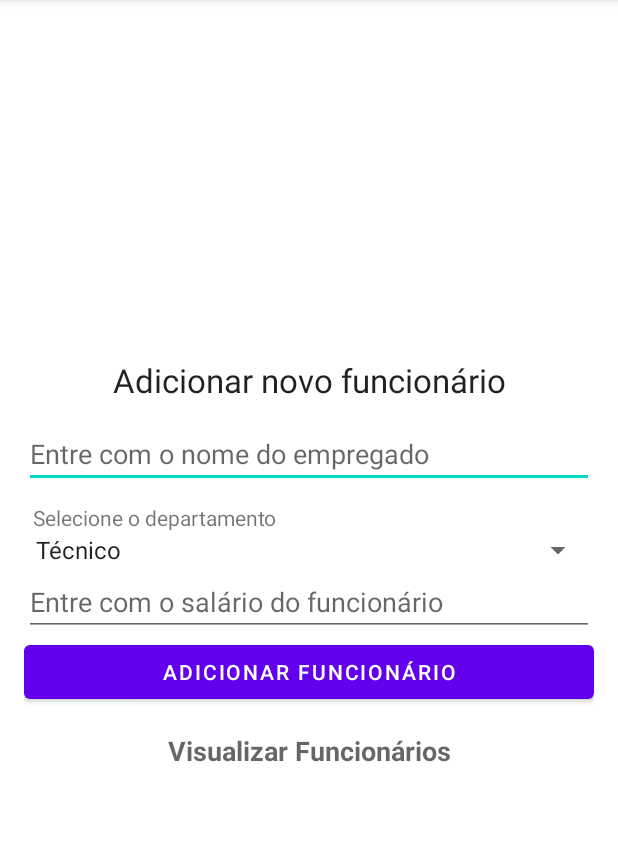
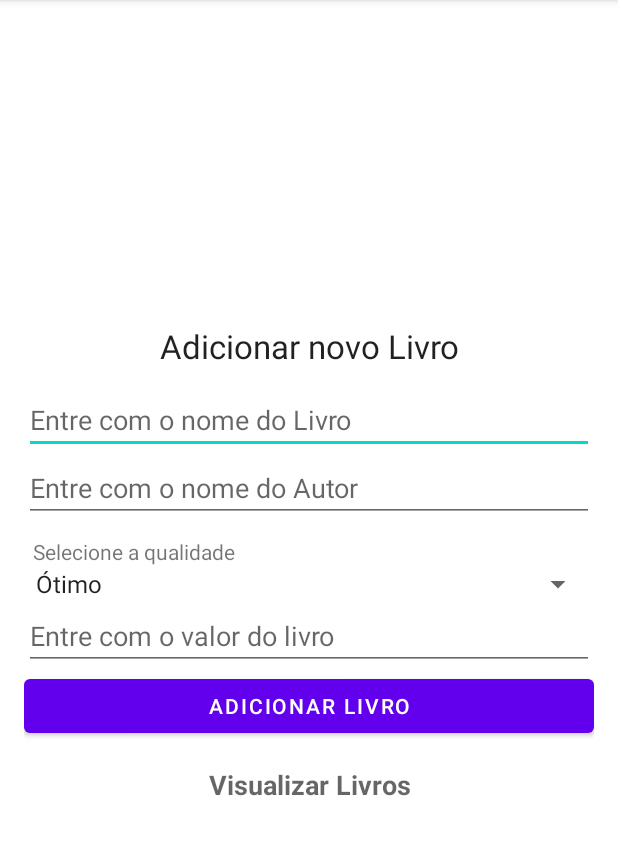
Before and after one commit to RafaelEtec/SQLiteAppEmpregadosAtividade, an Android app: the screen it shows after launch (MainActivity), on a phone screen of 412 x 824 dp, the part 84-939 px from its top. Run offline under Robolectric (Android 15) with nearby library versions, the phone set to English and light mode, and no system bars.

Commit message:
2nd Commit  - Criado classes para o projeto  - Criado layouts para o projeto  - activity_main.xml finalizado  - MainActivity finalizado

```diff
--- a/app/src/main/AndroidManifest.xml
+++ b/app/src/main/AndroidManifest.xml
@@ -9,7 +9,8 @@
         android:roundIcon="@mipmap/ic_launcher_round"
         android:supportsRtl="true"
         android:theme="@style/Theme.SQLiteAppEmpregados">
-        <activity android:name=".Funcionarios_Activity"></activity>
+        <activity android:name=".Prateleira_Activity"></activity>
+        <activity android:name=".Funcionarios_Activity" />
         <activity android:name=".MainActivity">
             <intent-filter>
                 <action android:name="android.intent.action.MAIN" />
--- a/app/src/main/java/br/com/local/sqliteappempregados/MainActivity.java
+++ b/app/src/main/java/br/com/local/sqliteappempregados/MainActivity.java
@@ -19,13 +19,13 @@ import java.util.Locale;
 
 public class MainActivity extends AppCompatActivity implements View.OnClickListener {
 
-    public static final String NOME_BANCO_DE_DADOS = "bdEmpregados.db";
+    public static final String NOME_BANCO_DE_DADOS = "bdPrateleira.db";
 
-    TextView lblEmpregados;
-    EditText txtNomeEmpregado, txtSalarioEmpregado;
-    Spinner spnDepartamentos;
+    TextView lblLivros;
+    EditText txtNomeLivro, txtAutorLivro, txtValorLivro;
+    Spinner spnQualidades;
 
-    Button btnAdcionaFuncionario;
+    Button btnAdcionaLivro;
 
     SQLiteDatabase meuBancoDeDados;
 
@@ -34,77 +34,86 @@ public class MainActivity extends AppCompatActivity implements View.OnClickListe
         super.onCreate(savedInstanceState);
         setContentView(R.layout.activity_main);
 
-        lblEmpregados = findViewById(R.id.lblVisualizaFuncionario);
-        txtNomeEmpregado = findViewById(R.id.txtNomeNovoFuncionario);
-        txtSalarioEmpregado = findViewById(R.id.txtNovoSalarioFuncionario);
-        spnDepartamentos = findViewById(R.id.spnDepartamentos);
+        lblLivros = findViewById(R.id.lblVisualizaPrateleira);
+        txtNomeLivro = findViewById(R.id.txtNomeNovoLivro);
+        txtAutorLivro = findViewById(R.id.txtAutorNovoLivro);
+        txtValorLivro = findViewById(R.id.txtValorNovoLivro);
+        spnQualidades = findViewById(R.id.spnQualidades);
 
-        btnAdcionaFuncionario = findViewById(R.id.btnAdicionarfuncionario);
+        btnAdcionaLivro = findViewById(R.id.btnAdicionarLivro);
 
-        btnAdcionaFuncionario.setOnClickListener(this);
+        btnAdcionaLivro.setOnClickListener(this);
 
-        lblEmpregados.setOnClickListener(this);
+        lblLivros.setOnClickListener(this);
 
         //Criando banco de dados
 
         meuBancoDeDados = openOrCreateDatabase(NOME_BANCO_DE_DADOS, MODE_PRIVATE, null);
 
-        criarTabelaEmpregado();
+        criarPrateleiraLivros();
     }
 
 //Este método irá validar o nome e o salário
     //departamento não precisa de validação, pois é um spinner e não pode estar vazio
 
-    private boolean verificarEntrada(String nome, String salario) {
+    private boolean verificarEntrada(String nome, String autor, String salario) {
         if (nome.isEmpty()) {
-            txtNomeEmpregado.setError("Por favor entre com o nome");
-            txtNomeEmpregado.requestFocus();
+            txtNomeLivro.setError("Por favor entre com o nome");
+            txtNomeLivro.requestFocus();
+            return false;
+        }
+
+        if (autor.isEmpty()) {
+            txtAutorLivro.setError("Por favor entre com o autor");
+            txtAutorLivro.requestFocus();
             return false;
         }
 
         if (salario.isEmpty() || Integer.parseInt(salario) <= 0) {
-            txtSalarioEmpregado.setError("Por favor entre com o salário");
-            txtSalarioEmpregado.requestFocus();
+            txtValorLivro.setError("Por favor entre com o valor");
+            txtValorLivro.requestFocus();
             return false;
         }
         return true;
     }
 
     //Neste método vamos fazer a operação para adicionar os funcionario
-    private void adicionarEmpregado() {
+    private void adicionarLivro() {
 
         Locale meuLocal = new Locale("pt", "BR");
         NumberFormat nf = NumberFormat.getCurrencyInstance(meuLocal);
 
 
-        String nomeEmpr = txtNomeEmpregado.getText().toString().trim();
-        String salarioEmpr = txtSalarioEmpregado.getText().toString().trim();
-        String deptoEmpr = spnDepartamentos.getSelectedItem().toString();
+        String nomeLivro = txtNomeLivro.getText().toString().trim();
+        String autorLivro = txtAutorLivro.getText().toString().trim();
+        String valorLivro = txtValorLivro.getText().toString().trim();
+        String qualLivro = spnQualidades.getSelectedItem().toString();
 
         // obtendo o horário atual para data de inclusão
 
         Calendar calendar = Calendar.getInstance();
         SimpleDateFormat simpleDateFormat = new SimpleDateFormat("dd-MM-yyyy HH:mm:ss");
-        String dataEntrada = simpleDateFormat.format(calendar.getTime());
+        String dataInclusao = simpleDateFormat.format(calendar.getTime());
 
 
         //validando entrada
-        if (verificarEntrada(nomeEmpr, salarioEmpr)) {
+        if (verificarEntrada(nomeLivro, autorLivro, valorLivro)) {
 
-            String insertSQL = "INSERT INTO funcionarios (" +
+            String insertSQL = "INSERT INTO prateleira (" +
                     "nome, " +
-                    "departamento, " +
-                    "dataEntrada," +
-                    "salario)" +
-                    "VALUES(?, ?, ?, ?);";
+                    "autor, " +
+                    "qualidade, " +
+                    "dataInclusao," +
+                    "valor)" +
+                    "VALUES(?, ?, ?, ?, ?);";
 
             // usando o mesmo método execsql para inserir valores
             // desta vez tem dois parâmetros
             // primeiro é a string sql e segundo são os parâmetros que devem ser vinculados à consulta
 
-            meuBancoDeDados.execSQL(insertSQL, new String[]{nomeEmpr, deptoEmpr, dataEntrada, salarioEmpr});
+            meuBancoDeDados.execSQL(insertSQL, new String[]{nomeLivro, autorLivro, qualLivro, dataInclusao, valorLivro});
 
-            Toast.makeText(getApplicationContext(), "Funcionário adicionado com sucesso!!!", Toast.LENGTH_SHORT).show();
+            Toast.makeText(getApplicationContext(), "Livro adicionado com sucesso!!!", Toast.LENGTH_SHORT).show();
             limparCadastro();
         }
 
@@ -112,20 +121,21 @@ public class MainActivity extends AppCompatActivity implements View.OnClickListe
 
     public void limparCadastro() {
 
-        txtNomeEmpregado.setText("");
-        txtSalarioEmpregado.setText("");
-        txtNomeEmpregado.requestFocus();
+        txtNomeLivro.setText("");
+        txtValorLivro.setText("");
+        txtAutorLivro.setText("");
+        txtNomeLivro.requestFocus();
     }
 
     @Override
     public void onClick(View view) {
         switch (view.getId()) {
-            case R.id.btnAdicionarfuncionario:
+            case R.id.btnAdicionarLivro:
 
-                adicionarEmpregado();
+                adicionarLivro();
                 break;
-            case R.id.lblVisualizaFuncionario:
-                startActivity(new Intent(getApplicationContext(), Funcionarios_Activity.class));
+            case R.id.lblVisualizaPrateleira:
+                startActivity(new Intent(getApplicationContext(), Prateleira_Activity.class));
                 break;
         }
 
@@ -135,16 +145,15 @@ public class MainActivity extends AppCompatActivity implements View.OnClickListe
     // Eu adicionei IF NOT EXISTS ao SQL
     // então, só criará a tabela quando a tabela ainda não estiver criada
 
-    private void criarTabelaEmpregado() {
+    private void criarPrateleiraLivros() {
         meuBancoDeDados.execSQL(
-                "CREATE TABLE IF NOT EXISTS funcionarios (" +
+                "CREATE TABLE IF NOT EXISTS prateleira (" +
                         "id integer PRIMARY KEY AUTOINCREMENT," +
                         "nome varchar(200) NOT NULL," +
-                        "departamento varchar(200) NOT NULL," +
-                        "dataEntrada datetime NOT NULL," +
-                        "salario double NOT NULL );"
+                        "autor varchar(200) NOT NULL," +
+                        "qualidade varchar(200) NOT NULL," +
+                        "dataInclusao datetime NOT NULL," +
+                        "valor double NOT NULL );"
         );
     }
-
-
 }
--- a/app/src/main/res/layout/activity_main.xml
+++ b/app/src/main/res/layout/activity_main.xml
@@ -18,49 +18,54 @@
             android:layout_height="wrap_content"
             android:layout_marginBottom="12dp"
             android:gravity="center"
-            android:text="Adicionar novo funcionário"
+            android:text="Adicionar novo Livro"
             android:textAppearance="@style/Base.TextAppearance.AppCompat.Large" />
 
         <EditText
-            android:id="@+id/txtNomeNovoFuncionario"
+            android:id="@+id/txtNomeNovoLivro"
             android:layout_width="match_parent"
             android:layout_height="wrap_content"
-            android:hint="Entre com o nome do empregado" />
+            android:hint="Entre com o nome do Livro" />
 
+        <EditText
+            android:id="@+id/txtAutorNovoLivro"
+            android:layout_width="match_parent"
+            android:layout_height="wrap_content"
+            android:hint="Entre com o nome do Autor" />
         <TextView
             android:layout_width="match_parent"
             android:layout_height="wrap_content"
             android:layout_marginTop="10dp"
             android:paddingLeft="6dp"
-            android:text="Selecione o departamento" />
+            android:text="Selecione a qualidade" />
 
         <Spinner
-            android:id="@+id/spnDepartamentos"
+            android:id="@+id/spnQualidades"
             android:layout_width="match_parent"
             android:layout_height="wrap_content"
-            android:entries="@array/departamentos" />
+            android:entries="@array/qualidades" />
 
         <EditText
-            android:id="@+id/txtNovoSalarioFuncionario"
+            android:id="@+id/txtValorNovoLivro"
             android:layout_width="match_parent"
             android:layout_height="wrap_content"
             android:digits="0123456789"
-            android:hint="Entre com o salário do funcionário"
+            android:hint="Entre com o valor do livro"
             android:inputType="number" />
 
         <Button
-            android:id="@+id/btnAdicionarfuncionario"
+            android:id="@+id/btnAdicionarLivro"
             android:layout_width="match_parent"
             android:layout_height="wrap_content"
-            android:text="Adicionar funcionário" />
+            android:text="Adicionar Livro" />
 
         <TextView
-            android:id="@+id/lblVisualizaFuncionario"
+            android:id="@+id/lblVisualizaPrateleira"
             android:layout_width="match_parent"
             android:layout_height="wrap_content"
             android:gravity="center"
             android:padding="16dp"
-            android:text="Visualizar Funcionários"
+            android:text="Visualizar Livros"
             android:textAppearance="@style/Base.TextAppearance.AppCompat.Medium"
             android:textStyle="bold" />
 
--- /dev/null
+++ b/app/src/main/res/layout/caixa_alterar_livro.xml
@@ -0,0 +1,6 @@
+<?xml version="1.0" encoding="utf-8"?>
+<androidx.constraintlayout.widget.ConstraintLayout
+    xmlns:android="http://schemas.android.com/apk/res/android" android:layout_width="match_parent"
+    android:layout_height="match_parent">
+
+</androidx.constraintlayout.widget.ConstraintLayout>
--- a/app/src/main/res/values/strings.xml
+++ b/app/src/main/res/values/strings.xml
@@ -9,4 +9,12 @@
         <item>Recursos Humanos</item>
         <item>Financeiro</item>
     </array>
+
+    <array name="qualidades">
+        <item>Ótimo</item>
+        <item>Bom</item>
+        <item>Regular</item>
+        <item>Ruim</item>
+        <item>Péssimo</item>
+    </array>
 </resources>
```
Also changed, not shown: app/src/main/java/br/com/local/sqliteappempregados/Livros.java (added, +64 -0 lines), app/src/main/java/br/com/local/sqliteappempregados/Prateleira_Activity.java (added, +14 -0 lines), app/src/main/res/layout/lista_view_prateleira.xml (added, +8 -0 lines), app/src/main/res/layout/prateleira_layout.xml (added, +9 -0 lines).
